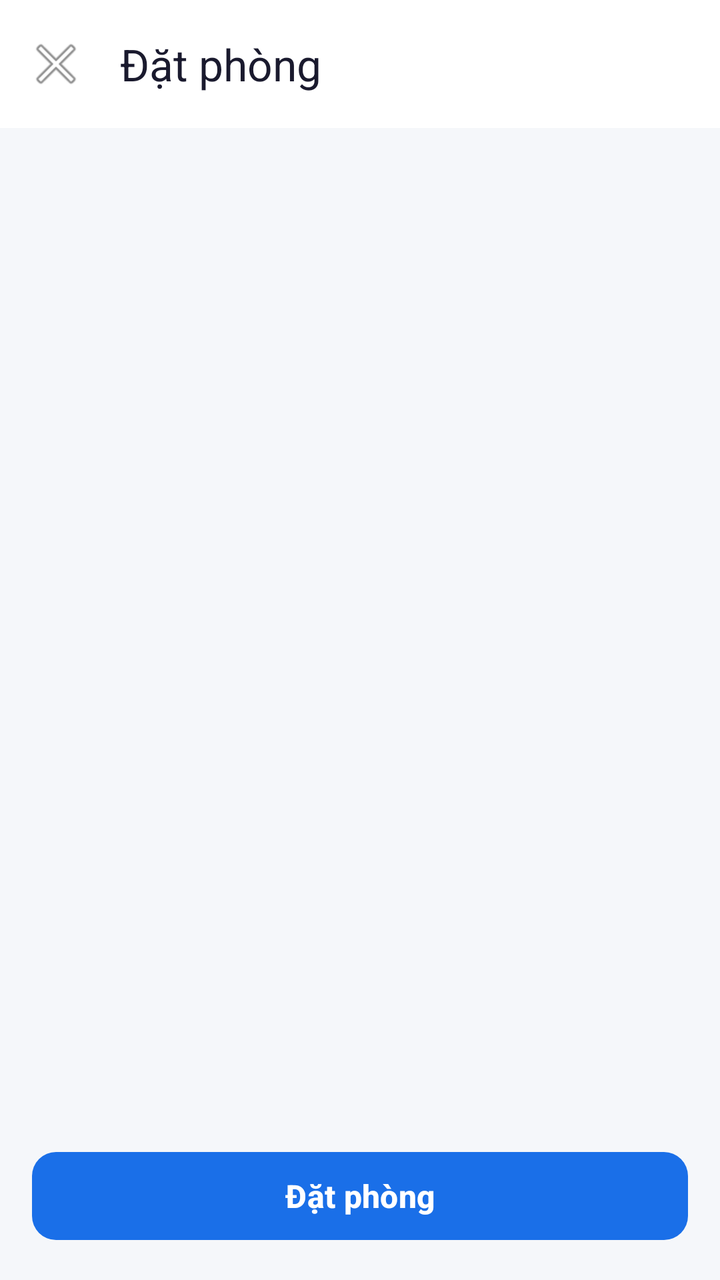
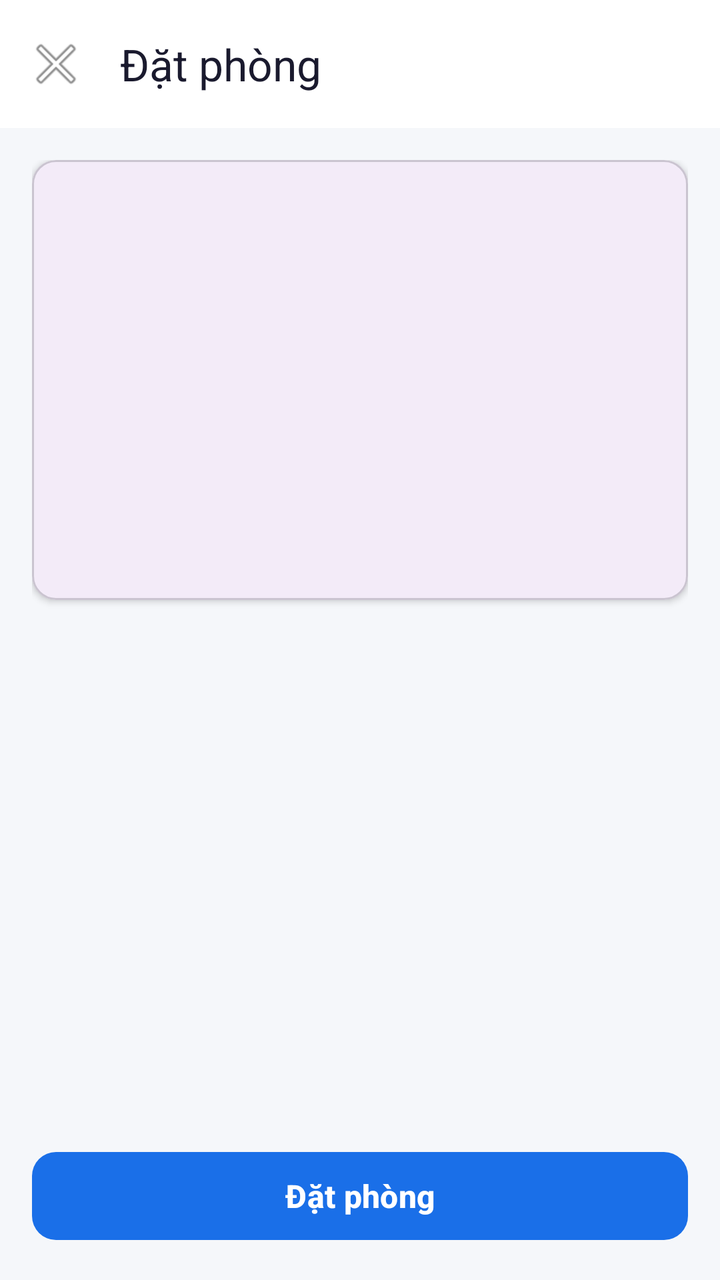

The first picture is an Android layout as it rendered before a commit; the second is the same layout after the commit. The layout source and the unified diff follow.
<!-- AndroidManifest.xml: application theme Theme.BookingApp -->
<!-- res/layout/activity_booking_create.xml -->
<?xml version="1.0" encoding="utf-8"?>
<LinearLayout xmlns:android="http://schemas.android.com/apk/res/android"
    xmlns:app="http://schemas.android.com/apk/res-auto"
    android:layout_width="match_parent"
    android:layout_height="match_parent"
    android:background="@color/background"
    android:fitsSystemWindows="true"
    android:orientation="vertical">

    <com.google.android.material.appbar.MaterialToolbar
        android:id="@+id/toolbar"
        android:layout_width="match_parent"
        android:layout_height="?attr/actionBarSize"
        android:background="@color/surface"
        app:navigationIcon="@android:drawable/ic_menu_close_clear_cancel"
        app:title="Đặt phòng"
        app:titleTextColor="@color/text_primary" />

    <androidx.core.widget.NestedScrollView
        android:layout_width="match_parent"
        android:layout_height="0dp"
        android:layout_weight="1">

        <LinearLayout
            android:layout_width="match_parent"
            android:layout_height="wrap_content"
            android:orientation="vertical"
            android:padding="16dp">

            <ProgressBar
                android:id="@+id/progress"
                android:layout_width="wrap_content"
                android:layout_height="wrap_content"
                android:layout_gravity="center"
                android:visibility="gone" />

            <com.google.android.material.card.MaterialCardView
                android:id="@+id/content"
                android:layout_width="match_parent"
                android:layout_height="wrap_content"
                app:cardCornerRadius="12dp"
                app:cardElevation="2dp"
                app:cardBackgroundColor="@color/surface"
                android:visibility="gone">

                <LinearLayout
                    android:layout_width="match_parent"
                    android:layout_height="wrap_content"
                    android:orientation="vertical"
                    android:padding="16dp">

                    <TextView
                        android:id="@+id/tvPropertyName"
                        android:layout_width="match_parent"
                        android:layout_height="wrap_content"
                        android:textColor="@color/text_primary"
                        android:textSize="18sp"
                        android:textStyle="bold" />

                    <TextView
                        android:id="@+id/tvPropertyAddress"
                        android:layout_width="match_parent"
                        android:layout_height="wrap_content"
                        android:layout_marginTop="4dp"
                        android:textColor="@color/text_secondary"
                        android:textSize="13sp" />

                    <View
                        android:layout_width="match_parent"
                        android:layout_height="1dp"
                        android:layout_marginVertical="14dp"
                        android:background="@color/divider" />

                    <TextView
                        android:layout_width="wrap_content"
                        android:layout_height="wrap_content"
                        android:text="Loại phòng"
                        android:textColor="@color/text_primary"
                        android:textSize="13sp"
                        android:textStyle="bold" />

                    <com.google.android.material.textfield.TextInputLayout
                        android:layout_width="match_parent"
                        android:layout_height="wrap_content"
                        android:layout_marginTop="6dp"
                        style="@style/Widget.Material3.TextInputLayout.OutlinedBox.ExposedDropdownMenu">

                        <com.google.android.material.textfield.MaterialAutoCompleteTextView
                            android:id="@+id/spRoom"
                            android:layout_width="match_parent"
                            android:layout_height="wrap_content"
                            android:inputType="none"
                            android:focusable="false" />
                    </com.google.android.material.textfield.TextInputLayout>

                    <LinearLayout
                        android:layout_width="match_parent"
                        android:layout_height="wrap_content"
                        android:layout_marginTop="14dp"
                        android:orientation="horizontal">

                        <LinearLayout
                            android:layout_width="0dp"
                            android:layout_height="wrap_content"
                            android:layout_marginEnd="6dp"
                            android:layout_weight="1"
                            android:orientation="vertical">

                            <TextView
                                android:layout_width="wrap_content"
                                android:layout_height="wrap_content"
                                android:text="Nhận phòng"
                                android:textColor="@color/text_primary"
                                android:textSize="13sp"
                                android:textStyle="bold" />

                            <com.google.android.material.button.MaterialButton
                                android:id="@+id/btnCheckIn"
                                android:layout_width="match_parent"
                                android:layout_height="48dp"
                                android:layout_marginTop="6dp"
                                android:text="Chọn ngày"
                                android:textColor="@color/text_primary"
                                app:backgroundTint="@color/surface_variant"
                                app:cornerRadius="8dp" />
                        </LinearLayout>

                        <LinearLayout
                            android:layout_width="0dp"
                            android:layout_height="wrap_content"
                            android:layout_marginStart="6dp"
                            android:layout_weight="1"
                            android:orientation="vertical">

                            <TextView
                                android:layout_width="wrap_content"
                                android:layout_height="wrap_content"
                                android:text="Trả phòng"
                                android:textColor="@color/text_primary"
                                android:textSize="13sp"
                                android:textStyle="bold" />

                            <com.google.android.material.button.MaterialButton
                                android:id="@+id/btnCheckOut"
                                android:layout_width="match_parent"
                                android:layout_height="48dp"
                                android:layout_marginTop="6dp"
                                android:text="Chọn ngày"
                                android:textColor="@color/text_primary"
                                app:backgroundTint="@color/surface_variant"
                                app:cornerRadius="8dp" />
                        </LinearLayout>
                    </LinearLayout>

                    <LinearLayout
                        android:layout_width="match_parent"
                        android:layout_height="wrap_content"
                        android:layout_marginTop="14dp"
                        android:gravity="center_vertical"
                        android:orientation="horizontal">

                        <TextView
                            android:layout_width="0dp"
                            android:layout_height="wrap_content"
                            android:layout_weight="1"
                            android:text="Số phòng"
                            android:textColor="@color/text_primary"
                            android:textSize="14sp"
                            android:textStyle="bold" />

                        <com.google.android.material.button.MaterialButton
                            android:id="@+id/btnMinus"
                            android:layout_width="40dp"
                            android:layout_height="40dp"
                            android:insetTop="0dp"
                            android:insetBottom="0dp"
                            android:text="−"
                            android:textColor="@color/primary"
                            android:textSize="20sp"
                            app:backgroundTint="@color/surface_variant"
                            app:cornerRadius="20dp" />

                        <TextView
                            android:id="@+id/tvQuantity"
                            android:layout_width="40dp"
                            android:layout_height="wrap_content"
                            android:gravity="center"
                            android:text="1"
                            android:textColor="@color/text_primary"
                            android:textSize="16sp"
                            android:textStyle="bold" />

                        <com.google.android.material.button.MaterialButton
                            android:id="@+id/btnPlus"
                            android:layout_width="40dp"
                            android:layout_height="40dp"
                            android:insetTop="0dp"
                            android:insetBottom="0dp"
                            android:text="+"
                            android:textColor="@color/primary"
                            android:textSize="20sp"
                            app:backgroundTint="@color/surface_variant"
                            app:cornerRadius="20dp" />
                    </LinearLayout>

                    <View
                        android:layout_width="match_parent"
                        android:layout_height="1dp"
                        android:layout_marginVertical="14dp"
                        android:background="@color/divider" />

                    <LinearLayout
                        android:layout_width="match_parent"
                        android:layout_height="wrap_content"
                        android:orientation="horizontal">

                        <TextView
                            android:id="@+id/tvNightsLabel"
                            android:layout_width="0dp"
                            android:layout_height="wrap_content"
                            android:layout_weight="1"
                            android:text="Số đêm"
                            android:textColor="@color/text_secondary"
                            android:textSize="14sp" />

                        <TextView
                            android:id="@+id/tvNights"
                            android:layout_width="wrap_content"
                            android:layout_height="wrap_content"
                            android:text="0"
                            android:textColor="@color/text_primary"
                            android:textSize="14sp"
                            android:textStyle="bold" />
                    </LinearLayout>

                    <LinearLayout
                        android:layout_width="match_parent"
                        android:layout_height="wrap_content"
                        android:layout_marginTop="6dp"
                        android:orientation="horizontal">

                        <TextView
                            android:layout_width="0dp"
                            android:layout_height="wrap_content"
                            android:layout_weight="1"
                            android:text="Tổng tiền"
                            android:textColor="@color/text_secondary"
                            android:textSize="14sp" />

                        <TextView
                            android:id="@+id/tvTotal"
                            android:layout_width="wrap_content"
                            android:layout_height="wrap_content"
                            android:text="0 đ"
                            android:textColor="@color/primary"
                            android:textSize="18sp"
                            android:textStyle="bold" />
                    </LinearLayout>
                </LinearLayout>
            </com.google.android.material.card.MaterialCardView>
        </LinearLayout>
    </androidx.core.widget.NestedScrollView>

    <com.google.android.material.button.MaterialButton
        android:id="@+id/btnSubmit"
        android:layout_width="match_parent"
        android:layout_height="52dp"
        android:layout_margin="16dp"
        android:text="Đặt phòng"
        android:textColor="@color/white"
        android:textSize="16sp"
        android:textStyle="bold"
        app:backgroundTint="@color/primary"
        app:cornerRadius="12dp" />
</LinearLayout>
<!-- resources referenced by this layout -->
<resources>
  <color name="background">#F5F7FA</color>
  <color name="divider">#E5E7EB</color>
  <color name="primary">#1A6FE8</color>
  <color name="surface">#FFFFFF</color>
  <color name="surface_variant">#F0F4FF</color>
  <color name="text_primary">#1A1A2E</color>
  <color name="text_secondary">#6B7280</color>
  <color name="white">#FFFFFFFF</color>
  <style name="Theme.BookingApp" parent="Base.Theme.BookingApp" />
  <style name="Base.Theme.BookingApp" parent="Theme.Material3.DayNight.NoActionBar">
          <item name="android:statusBarColor">@color/primary</item>
          <item name="android:windowLightStatusBar">false</item>
      </style>
</resources>

<!-- the commit's change to res/layout/activity_booking_create.xml (unified diff, before → after) -->
@@ -33,6 +33,35 @@
                 android:layout_height="wrap_content"
                 android:layout_gravity="center"
                 android:visibility="gone" />
+
+            <com.google.android.material.card.MaterialCardView
+                android:layout_width="match_parent"
+                android:layout_height="220dp"
+                android:layout_marginBottom="12dp"
+                app:cardCornerRadius="12dp"
+                app:cardElevation="2dp">
+
+                <FrameLayout
+                    android:layout_width="match_parent"
+                    android:layout_height="match_parent">
+
+                    <androidx.viewpager2.widget.ViewPager2
+                        android:id="@+id/vpRoomImages"
+                        android:layout_width="match_parent"
+                        android:layout_height="match_parent" />
+
+                    <com.google.android.material.tabs.TabLayout
+                        android:id="@+id/dotsIndicator"
+                        android:layout_width="wrap_content"
+                        android:layout_height="wrap_content"
+                        android:layout_gravity="bottom|center_horizontal"
+                        android:layout_marginBottom="12dp"
+                        android:background="@android:color/transparent"
+                        app:tabBackground="@drawable/dot_indicator_selector"
+                        app:tabGravity="center"
+                        app:tabIndicatorHeight="0dp" />
+                </FrameLayout>
+            </com.google.android.material.card.MaterialCardView>
 
             <com.google.android.material.card.MaterialCardView
                 android:id="@+id/content"
<!-- resource entries referenced after the edit -->
@@ -8,7 +8,31 @@
   <color name="text_primary">#1A1A2E</color>
   <color name="text_secondary">#6B7280</color>
   <color name="white">#FFFFFFFF</color>
+  <!-- drawable dot_indicator_selector (drawable) -->
+  <?xml version="1.0" encoding="utf-8"?>
+  <selector xmlns:android="http://schemas.android.com/apk/res/android">
+      <item android:drawable="@drawable/dot_active" android:state_selected="true" />
+      <item android:drawable="@drawable/dot_inactive" />
+  </selector>
   <style name="Theme.BookingApp" parent="Base.Theme.BookingApp" />
+  <!-- drawable dot_active (drawable) -->
+  <?xml version="1.0" encoding="utf-8"?>
+  <shape xmlns:android="http://schemas.android.com/apk/res/android"
+      android:shape="oval">
+      <solid android:color="@android:color/white" />
+      <size
+          android:width="8dp"
+          android:height="8dp" />
+  </shape>
+  <!-- drawable dot_inactive (drawable) -->
+  <?xml version="1.0" encoding="utf-8"?>
+  <shape xmlns:android="http://schemas.android.com/apk/res/android"
+      android:shape="oval">
+      <solid android:color="#80FFFFFF" />
+      <size
+          android:width="8dp"
+          android:height="8dp" />
+  </shape>
   <style name="Base.Theme.BookingApp" parent="Theme.Material3.DayNight.NoActionBar">
           <item name="android:statusBarColor">@color/primary</item>
           <item name="android:windowLightStatusBar">false</item>
